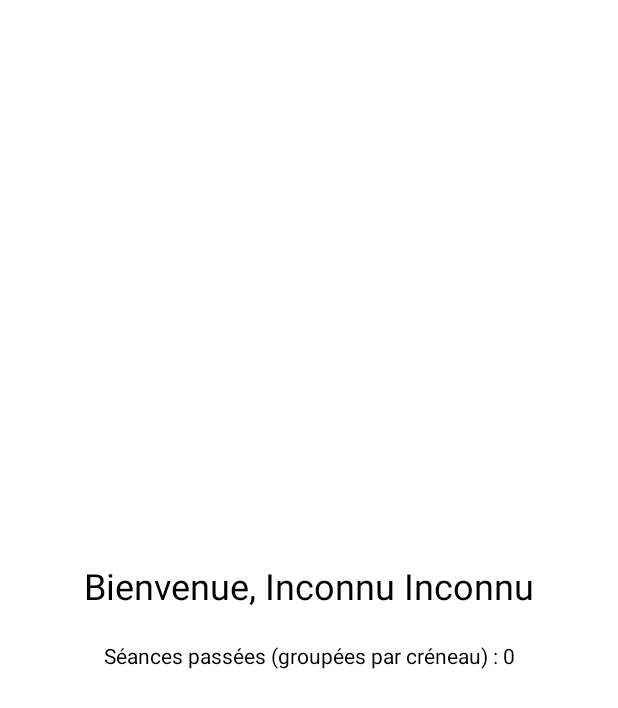
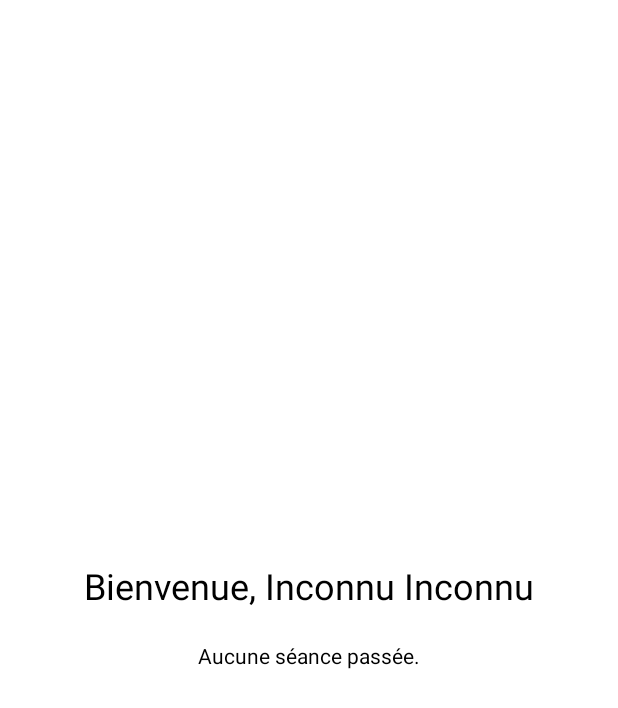
Before and after one commit to Bastien-EN6A/Here404, an Android app built with Jetpack Compose: the composable HomeScreen called with empty values, on a phone screen of 412 x 824 dp. Shown: the top 708 px of the screen. Run offline under Robolectric (Android 15) with nearby library versions, the phone set to English and light mode, and no system bars; 5 statements that could not run were skipped.

Commit message:
Home Page cours

```diff
--- a/app/src/main/java/com/ironmind/here/ui/HomeScreen.kt
+++ b/app/src/main/java/com/ironmind/here/ui/HomeScreen.kt
@@ -10,19 +10,18 @@ import androidx.compose.foundation.shape.CircleShape
 import androidx.compose.material.*
 import androidx.compose.runtime.*
 import androidx.compose.ui.*
-import androidx.compose.ui.geometry.Offset
-import androidx.compose.ui.geometry.Rect
 import androidx.compose.ui.geometry.Size
 import androidx.compose.ui.graphics.Color
-import androidx.compose.ui.unit.dp
 import androidx.compose.ui.platform.LocalContext
 import androidx.compose.ui.text.font.FontWeight
 import androidx.compose.ui.unit.dp
 import com.ironmind.here.data.DatabaseHelper
+import com.ironmind.here.model.Seance
 import kotlinx.coroutines.Dispatchers
 import kotlinx.coroutines.launch
 import kotlinx.coroutines.withContext
-import com.ironmind.here.model.Seance
+import java.time.LocalDateTime
+import java.time.format.DateTimeFormatter
 
 @Composable
 fun HomeScreen(userId: String) {
@@ -34,35 +33,36 @@ fun HomeScreen(userId: String) {
     var absenceCount by remember { mutableStateOf(0) }
     var totalSeances by remember { mutableStateOf(0) }
     var pastSeancesGrouped by remember { mutableStateOf<Map<String, List<Seance>>>(emptyMap()) }
+    var nextSeanceProf by remember { mutableStateOf<Seance?>(null) }
 
+    // Hypothèse : les profs ont un nom/prénom mais pas d'entrée dans la table d'absences
+    val isProf = remember { userId.toIntOrNull() != null && userId.toInt() > 0 }
 
     LaunchedEffect(userId) {
         coroutineScope.launch {
             val (n, p) = withContext(Dispatchers.IO) {
                 DatabaseHelper.getEtudiantById(context, userId)
             }
-            val abs = withContext(Dispatchers.IO) {
-                DatabaseHelper.getAbsenceByEtudiantId(context, userId)
+            nom = n
+            prenom = p
+
+            if (isProf) {
+                nextSeanceProf = withContext(Dispatchers.IO) {
+                    DatabaseHelper.getNextSeanceForProf(context, userId)
                 }
-            val total = withContext(Dispatchers.IO) {
+                pastSeancesGrouped = withContext(Dispatchers.IO) {
+                    DatabaseHelper.getPastSeancesGroupedByDebut(context, userId)
+                }
+            } else {
+                absenceCount = withContext(Dispatchers.IO) {
                     DatabaseHelper.getNombreSeancesPasseesPourEtudiant(context, userId)
                 }
-            val total_Prof = withContext(Dispatchers.IO) {
-                DatabaseHelper.getPastSeancesGroupedByDebut(context, userId)
-            }
-
-
-
-
-            nom = n
-            prenom = p
-            absenceCount = abs
-            totalSeances = total
-            pastSeancesGrouped = total_Prof
-
+                totalSeances = withContext(Dispatchers.IO) {
+                    DatabaseHelper.getNombreSeancesPasseesPourEtudiant(context, userId)
                 }
             }
-
+        }
+    }
 
     val presenceCount = (totalSeances - absenceCount).coerceAtLeast(0)
 
@@ -76,6 +76,24 @@ fun HomeScreen(userId: String) {
         Text(text = "Bienvenue, $prenom $nom", style = MaterialTheme.typography.h5)
         Spacer(modifier = Modifier.height(24.dp))
 
+        // Prof: prochaine séance
+        if (isProf && nextSeanceProf != null) {
+            val formatter = DateTimeFormatter.ofPattern("dd/MM/yyyy HH:mm")
+            val dateFormatted = try {
+                LocalDateTime.parse(nextSeanceProf!!.debut).format(formatter)
+            } catch (e: Exception) {
+                "Date invalide"
+            }
+
+            Column(horizontalAlignment = Alignment.CenterHorizontally) {
+                Text("Prochaine séance", fontWeight = FontWeight.Bold)
+                Text("${nextSeanceProf!!.nom} – $dateFormatted", color = Color(0xFF2E7D32))
+                Text("Lieu : ${nextSeanceProf!!.location}")
+                Spacer(modifier = Modifier.height(24.dp))
+            }
+        }
+
+        if (!isProf) {
             if (totalSeances > 0) {
                 PieChart(absenceCount, presenceCount)
                 Spacer(modifier = Modifier.height(16.dp))
@@ -83,7 +101,11 @@ fun HomeScreen(userId: String) {
                 Text("Présences : $presenceCount")
                 Text("Séances totales : $totalSeances")
             } else {
+                Text("Aucune séance passée.")
+            }
+        } else {
             Text("Séances passées (groupées par créneau) : ${pastSeancesGrouped.size}")
+            Spacer(modifier = Modifier.height(8.dp))
 
             LazyColumn {
                 pastSeancesGrouped.forEach { (debut, seances) ->
@@ -95,7 +117,6 @@ fun HomeScreen(userId: String) {
                     }
                 }
             }
-
         }
     }
 }
```
Lines whose indentation alone changed are shown as unchanged.
